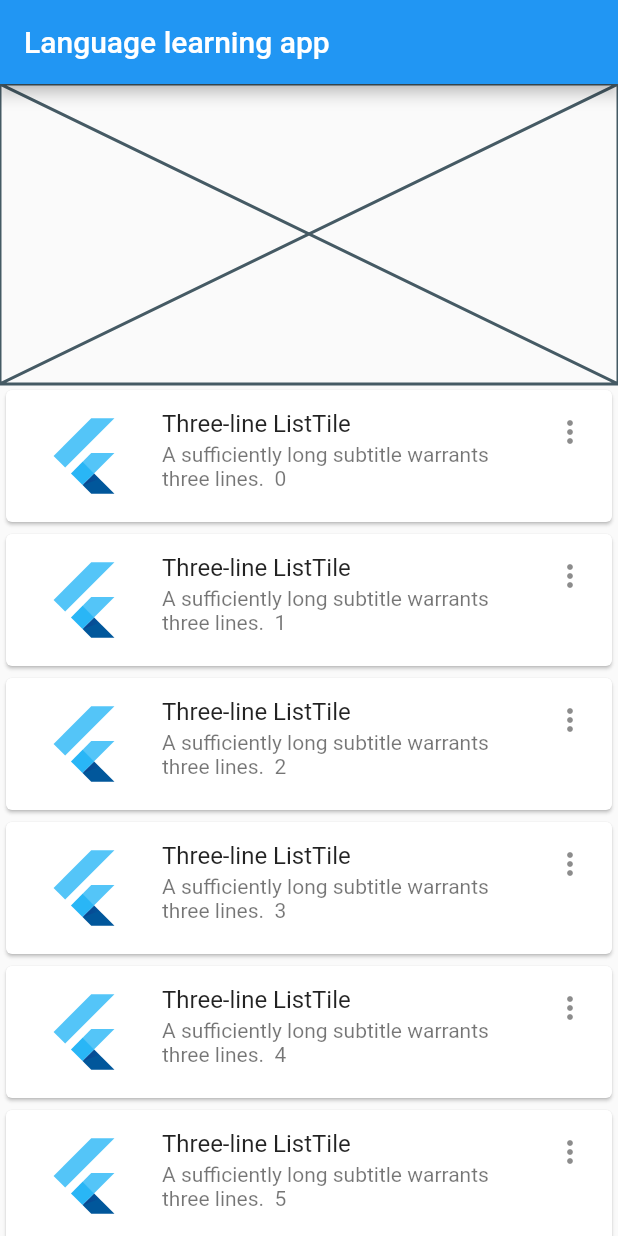
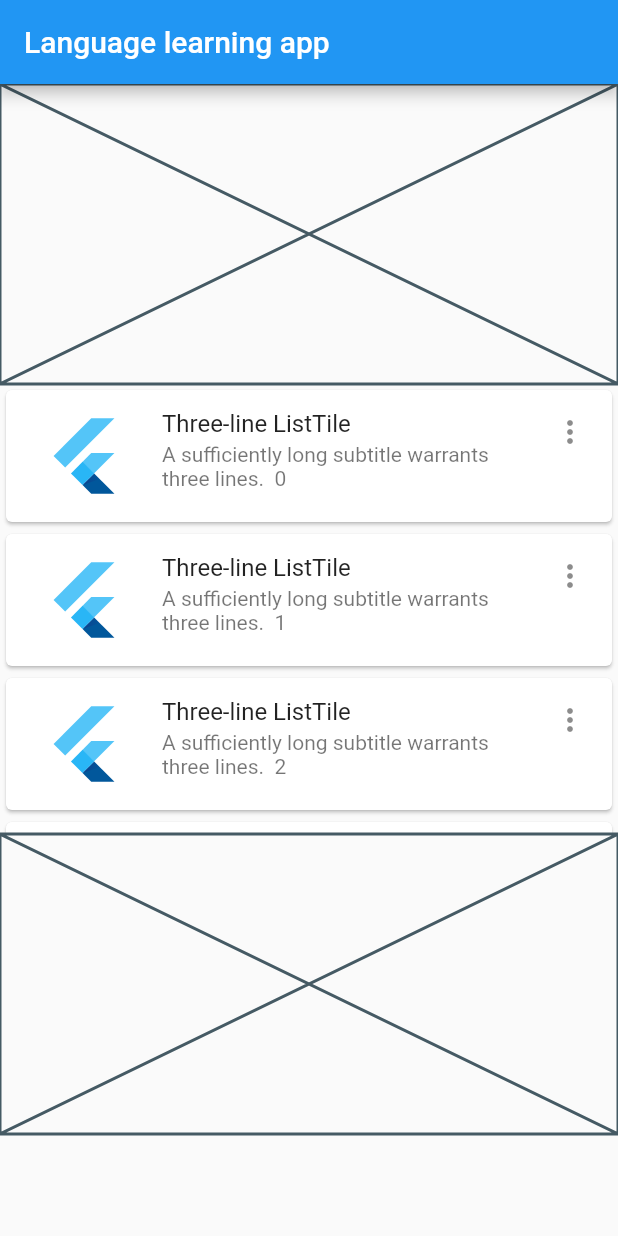
Before and after one commit to xide-projext/my_flutter1, a Flutter app: the screen it shows after launch, on a phone screen of 412 x 824 dp. Run offline on Flutter 3.47's test engine with Material 2 defaults, Android fonts, the phone set to English and light mode, and no system bars.

Commit message:
일관성 있는 학습 목록의 위젯의 크기 적용

```diff
--- a/lib/main.dart
+++ b/lib/main.dart
@@ -17,19 +17,23 @@ class FirstScreen extends StatelessWidget {
   Widget build(BuildContext context) {
     return Scaffold(
         appBar: AppBar(title: const Text("Language learning app")),
-        body: Container(
-            child: SingleChildScrollView(
-          child: Column(
-            children: [
-              const Placeholder(
-                fallbackHeight: 200, // Placeholder의 높이를 지정합니다.
-              ),
-              ListView.builder(
+        body: SingleChildScrollView(
+            // https://api.flutter.dev/flutter/widgets/SingleChildScrollView-class.html
+            child: Column(children: [
+          const Placeholder(
+            fallbackHeight: 200, // Placeholder의 높이를 지정합니다.
+          ),
+          Container(
+              height: 300, //
+              child: SingleChildScrollView(
+                  // https://sharegpt.com/c/Se6pTmq
+                  child: ListView.builder(
                 shrinkWrap: true,
                 physics: const NeverScrollableScrollPhysics(),
-                itemCount: 7,
+                itemCount: 17,
                 itemBuilder: (BuildContext context, int index) {
                   return Card(
+                    // https://api.flutter.dev/flutter/material/ListTile-class.html
                     child: ListTile(
                       leading: FlutterLogo(size: 72.0),
                       title: Text('Three-line ListTile'),
@@ -40,13 +44,11 @@ class FirstScreen extends StatelessWidget {
                     ),
                   );
                 },
-              ),
-              const Placeholder(
-                fallbackHeight: 100, // Placeholder의 높이를 지정합니다.
-              ),
-            ],
+              ))),
+          const Placeholder(
+            fallbackHeight: 200, // Placeholder의 높이를 지정합니다.
           ),
-        )));
+        ])));
   }
 }
 
```
